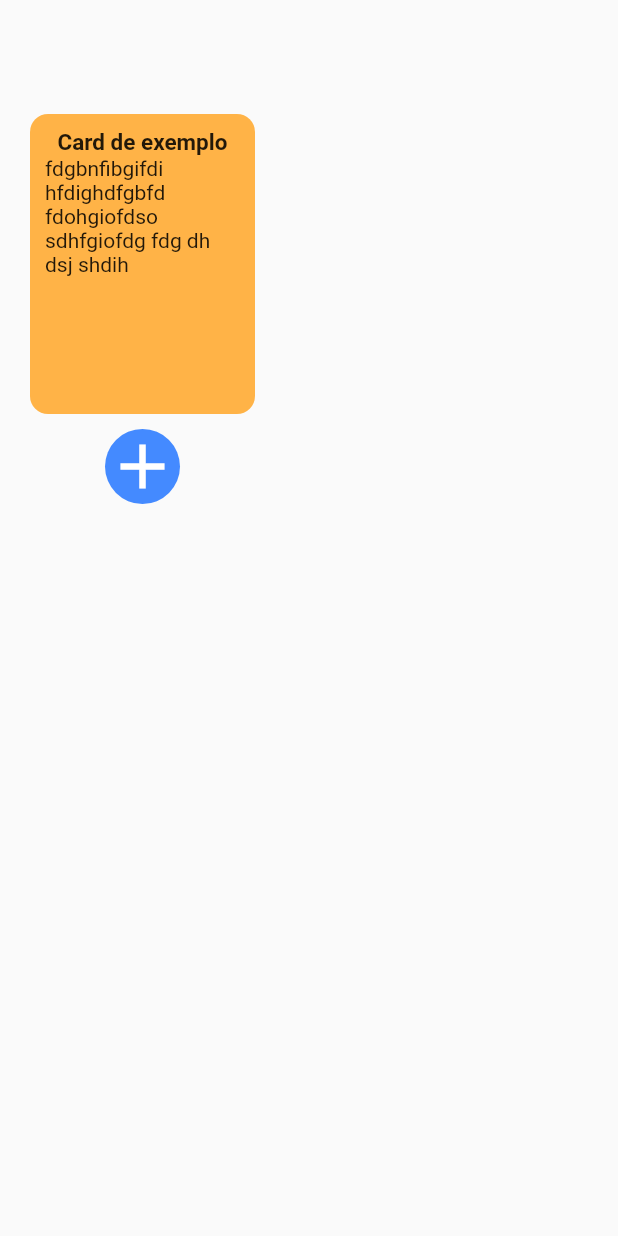
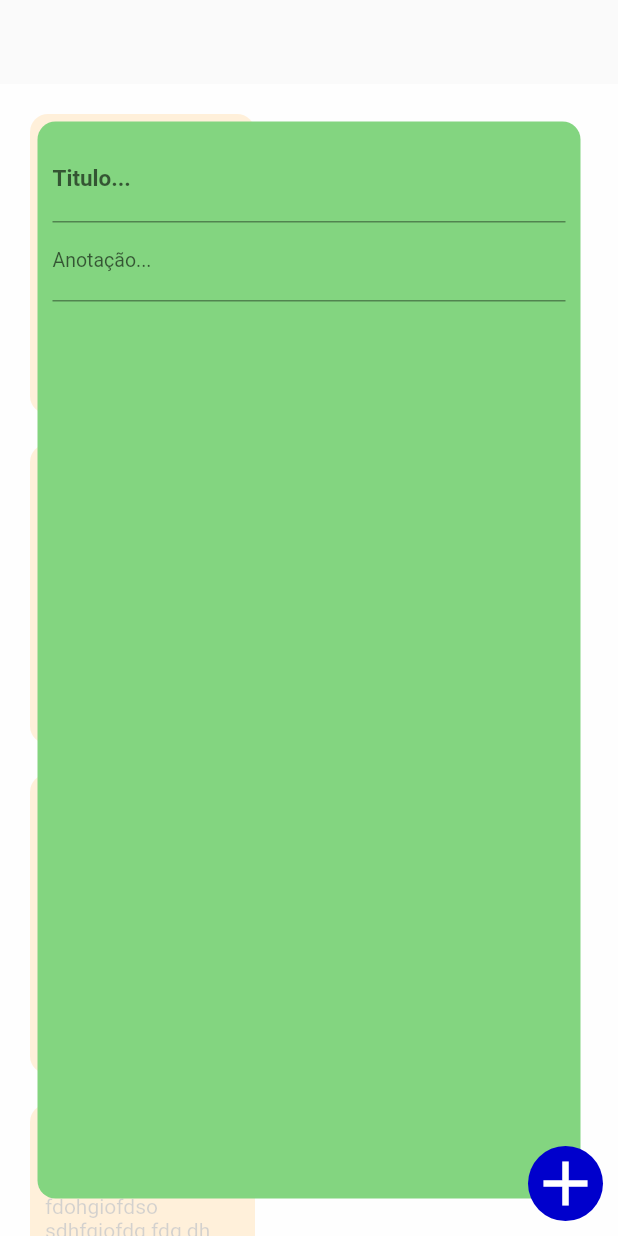
Before and after one commit to Leonardo1952/all_notes, a Flutter app: the screen it shows after launch, on a phone screen of 412 x 824 dp. Run offline on Flutter 3.47's test engine with Material 2 defaults, Android fonts, the phone set to English and light mode, and no system bars.

Commit message:
create new_note

```diff
--- a/lib/app/components/add_button_component.dart
+++ b/lib/app/components/add_button_component.dart
@@ -1,3 +1,5 @@
+import 'package:all_notes/app/core/app_colors.dart';
+import 'package:all_notes/app/core/app_sizes.dart';
 import 'package:flutter/material.dart';
 
 class AddButtonComponent extends StatefulWidget {
@@ -36,12 +38,12 @@ class _AddButtonComponentState extends State<AddButtonComponent>
         child: Container(
           decoration: BoxDecoration(
             borderRadius: BorderRadius.circular(30),
-            color: Colors.blueAccent,
+            color: AppColors.darkBlue,
           ),
           child: const Icon(
             Icons.add,
-            size: 50,
-            color: Colors.white,
+            size: AppSizes.iconPlus,
+            color: AppColors.pureWhite,
           ),
         ),
       ),
--- a/lib/app/core/app_colors.dart
+++ b/lib/app/core/app_colors.dart
@@ -6,4 +6,7 @@ class AppColors {
   static const orangePastel = Color(0xffffb347);
   static const greenPastel = Color(0xff83d580);
   static const redPastel = Color(0xffff6961);
+
+  static const darkBlue = Color(0xff0000cc);
+  static const pureWhite = Color(0xffffffff);
 }
--- a/lib/app/core/app_sizes.dart
+++ b/lib/app/core/app_sizes.dart
@@ -2,4 +2,6 @@ class AppSizes {
   static const titleCard = 15.0;
   static const maxWidth = 150.0;
   static const maxHeight = 200.0;
+
+  static const iconPlus = 50.0;
 }
--- a/lib/app/modules/home/home_page.dart
+++ b/lib/app/modules/home/home_page.dart
@@ -1,6 +1,8 @@
 import 'package:all_notes/app/components/add_button_component.dart';
 import 'package:all_notes/app/components/card_components.dart';
 import 'package:all_notes/app/core/app_colors.dart';
+import 'package:all_notes/app/core/app_padding.dart';
+import 'package:all_notes/app/widget/new_note.dart';
 import 'package:flutter/material.dart';
 
 class HomePage extends StatefulWidget {
@@ -18,7 +20,9 @@ class _HomePageState extends State<HomePage> {
         backgroundColor: Colors.transparent,
         elevation: 0,
       ),
-      body: SingleChildScrollView(
+      body: Stack(
+        children: [
+          SingleChildScrollView(
             child: Padding(
               padding: const EdgeInsets.all(10.0),
               child: Row(
@@ -31,13 +35,40 @@ class _HomePageState extends State<HomePage> {
                             'fdgbnfibgifdi  hfdighdfgbfd  fdohgiofdso sdhfgiofdg fdg dh dsj shdih',
                         backgroundColor: AppColors.orangePastel,
                       ),
-                  AddButtonComponent()
+                      CardComponent(
+                        title: 'Card de exemplo',
+                        text:
+                            'fdgbnfibgifdi  hfdighdfgbfd  fdohgiofdso sdhfgiofdg fdg dh dsj shdih',
+                        backgroundColor: AppColors.orangePastel,
+                      ),
+                      CardComponent(
+                        title: 'Card de exemplo',
+                        text:
+                            'fdgbnfibgifdi  hfdighdfgbfd  fdohgiofdso sdhfgiofdg fdg dh dsj shdih',
+                        backgroundColor: AppColors.orangePastel,
+                      ),
+                      CardComponent(
+                        title: 'Card de exemplo',
+                        text:
+                            'fdgbnfibgifdi  hfdighdfgbfd  fdohgiofdso sdhfgiofdg fdg dh dsj shdih',
+                        backgroundColor: AppColors.orangePastel,
+                      ),
                     ],
                   )
                 ],
               ),
             ),
           ),
+          Visibility(child: const NewNote()),
+          const Align(
+            alignment: AlignmentDirectional.bottomEnd,
+            child: Padding(
+              padding: AppPadding.a10,
+              child: AddButtonComponent(),
+            ),
+          ),
+        ],
+      ),
     );
   }
 }
--- /dev/null
+++ b/lib/app/widget/new_note.dart
@@ -0,0 +1,43 @@
+import 'package:all_notes/app/core/app_colors.dart';
+import 'package:all_notes/app/core/app_padding.dart';
+import 'package:flutter/material.dart';
+
+class NewNote extends StatelessWidget {
+  const NewNote({super.key});
+
+  @override
+  Widget build(BuildContext context) {
+    return Container(
+      color: AppColors.pureWhite.withOpacity(0.8),
+      child: Padding(
+        padding: const EdgeInsets.all(25.0),
+        child: Container(
+          decoration: BoxDecoration(
+              color: AppColors.greenPastel,
+              borderRadius: BorderRadius.circular(12)),
+          child: Padding(
+            padding: AppPadding.a10,
+            child: Column(
+              children: const [
+                TextField(
+                  style: TextStyle(
+                    fontWeight: FontWeight.bold,
+                    fontSize: 15,
+                  ),
+                  decoration: InputDecoration(labelText: 'Titulo...'),
+                ),
+                TextField(
+                  style: TextStyle(
+                    fontWeight: FontWeight.normal,
+                    fontSize: 13,
+                  ),
+                  decoration: InputDecoration(labelText: 'Anotação...'),
+                ),
+              ],
+            ),
+          ),
+        ),
+      ),
+    );
+  }
+}
```
Lines whose indentation alone changed are shown as unchanged.
